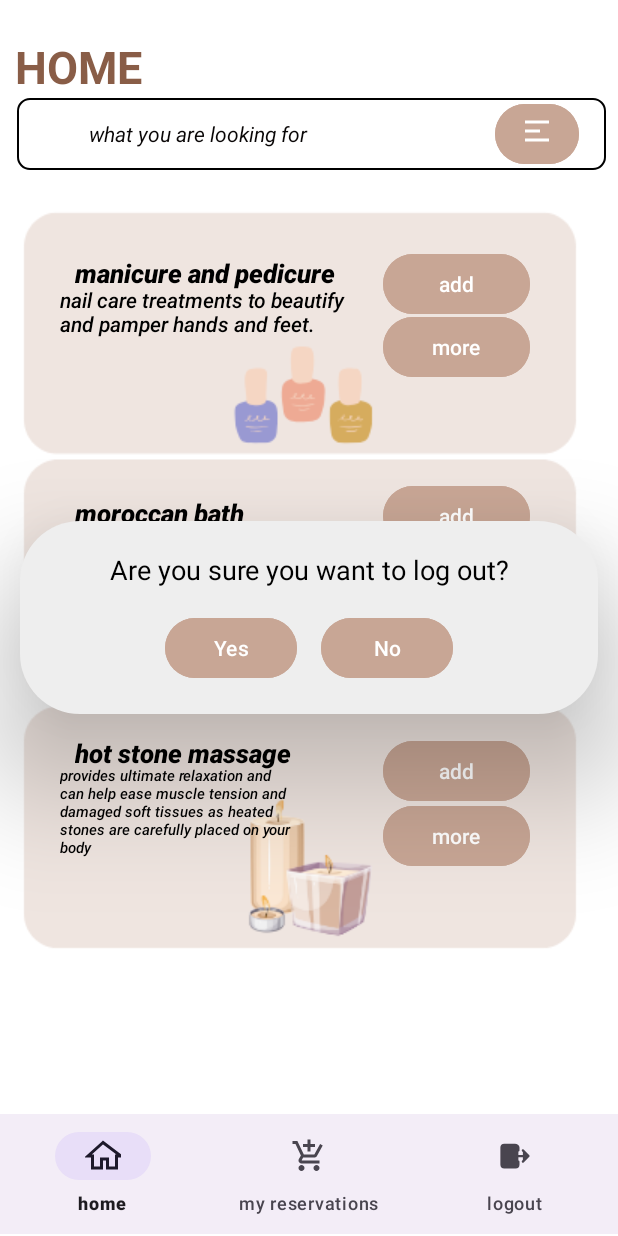
After one commit to shahad789/AndroidBlissFullTouchProject, an Android app: the forlogout screen opened directly, with no data from a screen before it, on a phone screen of 412 x 824 dp. The commit adds this screen. Run offline under Robolectric (Android 15) with nearby library versions, the phone set to English and light mode, and no system bars.

Commit message:
shooq work

```diff
--- a/app/src/main/AndroidManifest.xml
+++ b/app/src/main/AndroidManifest.xml
@@ -12,6 +12,12 @@
         android:supportsRtl="true"
         android:theme="@style/Theme.BlissfullTouch"
         tools:targetApi="31">
+        <activity
+            android:name=".forlogout"
+            android:exported="true" />
+        <activity
+            android:name=".alertforok"
+            android:exported="true" />
         <activity
             android:name=".confirmingpage"
             android:exported="true" />
--- /dev/null
+++ b/app/src/main/java/com/example/blissfulltouch/forlogout.java
@@ -0,0 +1,14 @@
+package com.example.blissfulltouch;
+
+import androidx.appcompat.app.AppCompatActivity;
+
+import android.os.Bundle;
+
+public class forlogout extends AppCompatActivity {
+
+    @Override
+    protected void onCreate(Bundle savedInstanceState) {
+        super.onCreate(savedInstanceState);
+        setContentView(R.layout.activity_forlogout);
+    }
+}
--- /dev/null
+++ b/app/src/main/res/layout/activity_forlogout.xml
@@ -0,0 +1,311 @@
+<RelativeLayout xmlns:android="http://schemas.android.com/apk/res/android"
+    xmlns:app="http://schemas.android.com/apk/res-auto"
+    xmlns:tools="http://schemas.android.com/tools"
+    android:layout_width="match_parent"
+    android:layout_height="match_parent"
+    android:background="#ffffff">
+
+
+
+    <EditText
+        android:id="@+id/editTextText"
+        android:layout_width="360dp"
+        android:layout_height="48dp"
+        android:layout_alignParentStart="true"
+        android:layout_alignParentEnd="true"
+        android:layout_marginStart="11dp"
+        android:layout_marginLeft="10dp"
+        android:layout_marginTop="65dp"
+        android:layout_marginEnd="8dp"
+        android:layout_marginRight="10dp"
+        android:background="@drawable/custom_search"
+        android:drawableStart="@drawable/customsearchicon"
+        android:drawablePadding="12sp"
+        android:ems="10"
+        android:inputType="text"
+        android:paddingStart="12dp"
+        android:paddingEnd="12dp"
+        android:text="@string/what_you_are_looking_for1"
+        android:textColor="#090606"
+        android:textSize="14sp"
+        android:textStyle="italic"
+        app:layout_constraintEnd_toEndOf="parent"
+        app:layout_constraintHorizontal_bias="0.5"
+        app:layout_constraintStart_toStartOf="parent"
+        app:layout_constraintTop_toTopOf="parent"
+        android:autofillHints=""
+        tools:ignore="LabelFor" />
+
+    <Button
+        android:id="@+id/sort"
+        android:layout_width="56dp"
+        android:layout_height="48dp"
+        android:layout_marginStart="330dp"
+        android:layout_marginTop="65dp"
+        android:backgroundTint="#C8A695"
+        android:drawableTop="@drawable/ic_sort"
+        android:textColor="#EDE3E3"
+        android:textColorHighlight="#F1EAEA"
+        android:textColorLink="#0FFFFFFF"
+        android:contentDescription="@string/buttonfotsorting" />
+
+    <TextView
+        android:id="@+id/MYres"
+        android:layout_width="345dp"
+        android:layout_height="35dp"
+        android:layout_marginLeft="10dp"
+        android:layout_marginTop="24dp"
+        android:layout_marginRight="10dp"
+        android:lineSpacingExtra="-1sp"
+        android:text="@string/home"
+        android:textColor="#895D47"
+        android:textSize="30sp"
+        android:textStyle="bold"
+        app:layout_constraintEnd_toEndOf="parent"
+        app:layout_constraintHorizontal_bias="0.5"
+        app:layout_constraintStart_toStartOf="parent"
+        app:layout_constraintTop_toTopOf="parent"
+        tools:ignore="TextSizeCheck" />
+
+    <ImageButton
+        android:id="@+id/image"
+        android:layout_width="400dp"
+        android:layout_height="163dp"
+        android:layout_marginTop="140dp"
+        android:background="@drawable/boximg2"
+        android:contentDescription="@string/boxfordesplyngser"
+        app:layout_constraintEnd_toEndOf="parent"
+        app:layout_constraintHorizontal_bias="0.5"
+        app:layout_constraintStart_toStartOf="parent"
+        app:layout_constraintTop_toTopOf="parent"
+        app:srcCompat="@drawable/first"
+        tools:ignore="ImageContrastCheck" />
+
+    <Button
+        android:id="@+id/add"
+        android:layout_width="98dp"
+        android:layout_height="48dp"
+        android:layout_marginStart="255dp"
+        android:layout_marginTop="165dp"
+        android:width="60dp"
+        android:backgroundTint="#C8A695"
+        android:text="@string/add"
+        tools:ignore="DuplicateSpeakableTextCheck,TextContrastCheck" />
+
+    <Button
+        android:id="@+id/more"
+        android:layout_width="98dp"
+        android:layout_height="48dp"
+        android:layout_marginStart="255dp"
+        android:layout_marginTop="207dp"
+        android:width="60dp"
+        android:backgroundTint="#C8A695"
+        android:text="@string/more"
+        tools:ignore="DuplicateSpeakableTextCheck,TextContrastCheck" />
+
+    <TextView
+        android:id="@+id/sername"
+        android:layout_width="wrap_content"
+        android:layout_height="wrap_content"
+        android:layout_marginStart="50dp"
+        android:layout_marginTop="170dp"
+        android:text="@string/manicure_and_pedicure"
+        android:textAlignment="viewStart"
+        android:textAppearance="@style/TextAppearance.AppCompat.Body2"
+        android:textColor="#000000"
+        android:textSize="17sp"
+        android:textStyle="bold|italic" />
+
+    <TextView
+        android:id="@+id/serdes"
+        android:layout_width="206dp"
+        android:layout_height="72dp"
+        android:layout_marginStart="40dp"
+        android:layout_marginTop="190dp"
+        android:text="@string/nail_care_treatments_to_beautify_and_pamper_hands_and_feet"
+        android:textAlignment="viewStart"
+        android:textAppearance="@style/TextAppearance.AppCompat.Body2"
+        android:textColor="#000000"
+        android:textSize="14sp"
+        android:textStyle="italic"
+        tools:ignore="TextSizeCheck" />
+
+    <ImageButton
+        android:id="@+id/image2"
+        android:layout_width="400dp"
+        android:layout_height="163dp"
+        android:layout_marginTop="305dp"
+        android:background="@drawable/boximg2"
+        android:contentDescription="@string/boxfordesplyngser2"
+        app:layout_constraintEnd_toEndOf="@id/image"
+        app:layout_constraintHorizontal_bias="0.494"
+        app:layout_constraintStart_toStartOf="parent"
+        app:layout_constraintTop_toBottomOf="@+id/image"
+        app:srcCompat="@drawable/second"
+        tools:ignore="ImageContrastCheck" />
+
+    <Button
+        android:id="@+id/Add1"
+        android:layout_width="98dp"
+        android:layout_height="48dp"
+        android:layout_marginStart="255dp"
+        android:layout_marginTop="320dp"
+        android:width="60dp"
+        android:backgroundTint="#C8A695"
+        android:text="@string/add1"
+        tools:ignore="TextContrastCheck" />
+
+    <Button
+        android:id="@+id/more1"
+        android:layout_width="98dp"
+        android:layout_height="48dp"
+        android:layout_marginStart="255dp"
+        android:layout_marginTop="363dp"
+        android:width="60dp"
+        android:backgroundTint="#C8A695"
+        android:text="@string/more1"
+        tools:ignore="TextContrastCheck" />
+
+    <TextView
+        android:id="@+id/secname"
+        android:layout_width="wrap_content"
+        android:layout_height="wrap_content"
+        android:layout_marginStart="50dp"
+        android:layout_marginTop="330dp"
+        android:text="@string/moroccan_bath"
+        android:textAlignment="viewStart"
+        android:textAppearance="@style/TextAppearance.AppCompat.Body2"
+        android:textColor="#000000"
+        android:textSize="17sp"
+        android:textStyle="bold|italic" />
+
+    <TextView
+        android:id="@+id/serdes1"
+        android:layout_width="169dp"
+        android:layout_height="52dp"
+        android:layout_marginStart="40dp"
+        android:layout_marginTop="350dp"
+        android:text="@string/des1"
+        android:textAlignment="viewStart"
+        android:textAppearance="@style/TextAppearance.AppCompat.Body2"
+        android:textColor="#000000"
+        android:textSize="13sp"
+        android:textStyle="italic"
+        tools:ignore="TextSizeCheck" />
+
+    <ImageButton
+        android:id="@+id/image3"
+        android:layout_width="400dp"
+        android:layout_height="163dp"
+        android:layout_marginTop="470dp"
+        android:background="@drawable/boximg2"
+        android:contentDescription="@string/boxfordesser3"
+        app:layout_constraintEnd_toEndOf="@id/image2"
+        app:layout_constraintHorizontal_bias="0.505"
+        app:layout_constraintStart_toStartOf="parent"
+        app:layout_constraintTop_toBottomOf="@+id/image2"
+        app:srcCompat="@drawable/third"
+        tools:ignore="ImageContrastCheck" />
+
+    <Button
+        android:id="@+id/add2"
+        android:layout_width="98dp"
+        android:layout_height="48dp"
+        android:layout_marginStart="255dp"
+        android:layout_marginTop="490dp"
+        android:width="60dp"
+        android:backgroundTint="#C8A695"
+        android:text="@string/add2"
+        tools:ignore="TextContrastCheck" />
+
+    <Button
+        android:id="@+id/more2"
+        android:layout_width="98dp"
+        android:layout_height="48dp"
+        android:layout_marginStart="255dp"
+        android:layout_marginTop="533dp"
+        android:width="60dp"
+        android:backgroundTint="#C8A695"
+        android:text="@string/more2"
+        tools:ignore="TextContrastCheck" />
+
+    <TextView
+        android:id="@+id/thirdser"
+        android:layout_width="wrap_content"
+        android:layout_height="wrap_content"
+        android:layout_marginStart="50dp"
+        android:layout_marginTop="490dp"
+        android:text="@string/des2"
+        android:textAlignment="viewStart"
+        android:textAppearance="@style/TextAppearance.AppCompat.Body2"
+        android:textColor="#000000"
+        android:textSize="17sp"
+        android:textStyle="bold|italic" />
+
+    <TextView
+        android:id="@+id/thirddes"
+        android:layout_width="173dp"
+        android:layout_height="77dp"
+        android:layout_marginStart="40dp"
+        android:layout_marginTop="510dp"
+        android:text="@string/des3"
+        android:textAlignment="viewStart"
+        android:textAppearance="@style/TextAppearance.AppCompat.Body2"
+        android:textColor="#000000"
+        android:textSize="10sp"
+        android:textStyle="italic"
+        tools:ignore="SmallSp,TextSizeCheck" />
+
+    <com.google.android.material.bottomnavigation.BottomNavigationView
+        android:id="@+id/bottomNavView"
+        android:layout_width="match_parent"
+        android:layout_height="wrap_content"
+        android:layout_alignParentBottom="true"
+        android:layout_marginBottom="1dp"
+        app:menu="@menu/menu" />
+
+    <RelativeLayout
+        android:id="@+id/alertDialogLayout"
+        android:layout_width="385dp"
+        android:layout_height="wrap_content"
+        android:layout_centerInParent="true"
+        android:background="@drawable/rounded_corners"
+        android:elevation="50dp"
+        android:padding="20dp">
+
+        <TextView
+            android:id="@+id/messageTextView"
+            android:layout_width="match_parent"
+            android:layout_height="wrap_content"
+            android:gravity="center"
+            android:text="Are you sure you want to log out?"
+            android:textColor="#000000"
+            android:textSize="18sp" />
+
+        <LinearLayout
+            android:layout_width="match_parent"
+            android:layout_height="wrap_content"
+            android:layout_below="@id/messageTextView"
+            android:layout_marginTop="16dp"
+            android:gravity="center_horizontal"
+            android:orientation="horizontal">
+
+            <Button
+                android:id="@+id/confirmButton"
+                android:layout_width="wrap_content"
+                android:layout_height="wrap_content"
+                android:layout_marginEnd="16dp"
+                android:backgroundTint="#C8A695"
+                android:text="Yes" />
+
+            <Button
+                android:id="@+id/cancelButton"
+                android:layout_width="wrap_content"
+                android:layout_height="wrap_content"
+                android:backgroundTint="#C8A695"
+                android:text="No" />
+        </LinearLayout>
+
+    </RelativeLayout>
+
+</RelativeLayout>
--- a/app/src/main/res/values/strings.xml
+++ b/app/src/main/res/values/strings.xml
@@ -55,7 +55,6 @@
     <string name="confirm1">confirm</string>
 
 
-
     <string name="app_name2">productDetails_page</string>
     <string name="todo">TODO</string>
     <string name="price_10">Price: $10</string>
@@ -79,6 +78,4 @@
     <string name="back1">Back</string>
 
 
-
-
 </resources>
```
Also changed, not shown: app/src/main/java/com/example/blissfulltouch/alertforok.java (added, +14 -0 lines), app/src/main/res/layout/activity_alertforok.xml (added, +309 -0 lines). Lines whose indentation alone changed are shown as unchanged.
